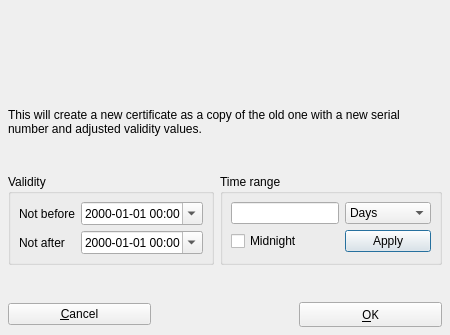
Old version of the form ui/CertExtend.ui in the repository chris2511/xca.
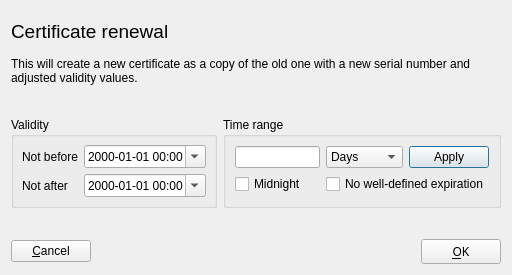
New version of the form. Custom widgets are drawn as their Qt base class.

The edit to the form file:
```diff
--- a/ui/CertExtend.ui
+++ b/ui/CertExtend.ui
@@ -1,50 +1,38 @@
 <ui version="4.0" >
  <class>CertExtend</class>
- <widget class="QDialog" name="CertExtend" >
-  <property name="geometry" >
+ <widget class="QDialog" name="CertExtend">
+  <property name="geometry">
    <rect>
     <x>0</x>
     <y>0</y>
-    <width>450</width>
-    <height>335</height>
+    <width>512</width>
+    <height>275</height>
    </rect>
   </property>
   <property name="windowTitle" >
    <string/>
   </property>
-  <layout class="QVBoxLayout" >
-   <property name="spacing" >
-    <number>6</number>
-   </property>
-   <property name="leftMargin" >
-    <number>8</number>
-   </property>
-   <property name="topMargin" >
-    <number>8</number>
-   </property>
-   <property name="rightMargin" >
-    <number>8</number>
-   </property>
-   <property name="bottomMargin" >
-    <number>8</number>
-   </property>
+  <layout class="QVBoxLayout" name="verticalLayout">
    <item>
-    <layout class="QHBoxLayout" >
-     <property name="spacing" >
-      <number>6</number>
-     </property>
-     <property name="leftMargin" >
-      <number>0</number>
-     </property>
-     <property name="topMargin" >
-      <number>0</number>
-     </property>
-     <property name="rightMargin" >
-      <number>0</number>
-     </property>
-     <property name="bottomMargin" >
-      <number>0</number>
-     </property>
+    <layout class="QHBoxLayout" name="horizontalLayout">
+     <item>
+      <widget class="QLabel" name="capt">
+       <property name="font">
+        <font>
+         <family>Arial</family>
+         <pointsize>14</pointsize>
+         <weight>50</weight>
+         <italic>false</italic>
+         <bold>false</bold>
+         <underline>false</underline>
+         <strikeout>false</strikeout>
+        </font>
+       </property>
+       <property name="text">
+        <string>Certificate renewal</string>
+       </property>
+      </widget>
+     </item>
      <item>
       <spacer>
        <property name="orientation" >
@@ -53,48 +41,38 @@
        <property name="sizeType" >
         <enum>QSizePolicy::Expanding</enum>
        </property>
-       <property name="sizeHint" >
+       <property name="sizeHint" stdset="0">
         <size>
-         <width>20</width>
+         <width>78</width>
          <height>20</height>
         </size>
        </property>
       </spacer>
      </item>
      <item>
-      <widget class="QLabel" name="image" >
-       <property name="minimumSize" >
+      <widget class="QLabel" name="image">
+       <property name="minimumSize">
         <size>
-         <width>200</width>
-         <height>94</height>
+         <width>95</width>
+         <height>40</height>
         </size>
        </property>
-       <property name="scaledContents" >
+       <property name="maximumSize">
+        <size>
+         <width>95</width>
+         <height>40</height>
+        </size>
+       </property>
+       <property name="scaledContents">
         <bool>true</bool>
        </property>
       </widget>
      </item>
-     <item>
-      <spacer>
-       <property name="orientation" >
-        <enum>Qt::Horizontal</enum>
-       </property>
-       <property name="sizeType" >
-        <enum>QSizePolicy::Expanding</enum>
-       </property>
-       <property name="sizeHint" >
-        <size>
-         <width>20</width>
-         <height>20</height>
-        </size>
-       </property>
-      </spacer>
-     </item>
     </layout>
    </item>
    <item>
-    <widget class="QLabel" name="TextLabel1" >
-     <property name="text" >
+    <widget class="QLabel" name="TextLabel1">
+     <property name="text">
       <string>This will create a new certificate as a copy of the old one with a new serial number and adjusted validity values.</string>
      </property>
      <property name="wordWrap" >
@@ -104,13 +82,13 @@
    </item>
    <item>
     <spacer>
-     <property name="orientation" >
+     <property name="orientation">
       <enum>Qt::Vertical</enum>
      </property>
      <property name="sizeType" >
       <enum>QSizePolicy::Expanding</enum>
      </property>
-     <property name="sizeHint" >
+     <property name="sizeHint" stdset="0">
       <size>
        <width>368</width>
        <height>16</height>
@@ -119,102 +97,72 @@
     </spacer>
    </item>
    <item>
-    <layout class="QHBoxLayout" >
-     <property name="spacing" >
+    <layout class="QHBoxLayout">
+     <property name="spacing">
       <number>6</number>
      </property>
-     <property name="leftMargin" >
-      <number>0</number>
-     </property>
-     <property name="topMargin" >
-      <number>0</number>
-     </property>
-     <property name="rightMargin" >
-      <number>0</number>
-     </property>
-     <property name="bottomMargin" >
+     <property name="margin">
       <number>0</number>
      </property>
      <item>
-      <widget class="QGroupBox" name="groupBox_2" >
-       <property name="title" >
+      <widget class="QGroupBox" name="groupBox_2">
+       <property name="title">
         <string>Validity</string>
        </property>
-       <layout class="QVBoxLayout" >
-        <property name="spacing" >
+       <layout class="QVBoxLayout">
+        <property name="spacing">
          <number>6</number>
         </property>
-        <property name="leftMargin" >
-         <number>8</number>
-        </property>
-        <property name="topMargin" >
-         <number>8</number>
-        </property>
-        <property name="rightMargin" >
-         <number>8</number>
-        </property>
-        <property name="bottomMargin" >
+        <property name="margin">
          <number>8</number>
         </property>
         <item>
-         <layout class="QGridLayout" >
-          <property name="leftMargin" >
+         <layout class="QGridLayout">
+          <property name="margin">
            <number>0</number>
           </property>
-          <property name="topMargin" >
-           <number>0</number>
-          </property>
-          <property name="rightMargin" >
-           <number>0</number>
-          </property>
-          <property name="bottomMargin" >
-           <number>0</number>
-          </property>
-          <property name="horizontalSpacing" >
+          <property name="spacing">
            <number>6</number>
           </property>
-          <property name="verticalSpacing" >
-           <number>6</number>
-          </property>
-          <item row="0" column="0" >
-           <widget class="QLabel" name="TextLabel1_2" >
-            <property name="text" >
+          <item row="0" column="0">
+           <widget class="QLabel" name="TextLabel1_2">
+            <property name="text">
              <string>Not before</string>
             </property>
            </widget>
           </item>
-          <item row="1" column="0" >
-           <widget class="QLabel" name="TextLabel2_4" >
-            <property name="text" >
+          <item row="1" column="0">
+           <widget class="QLabel" name="TextLabel2_4">
+            <property name="text">
              <string>Not after</string>
             </property>
            </widget>
           </item>
-          <item row="0" column="1" >
-			  <widget class="Validity" native="1" name="notBefore" >
-				  <property name="displayFormat" >
-					  <string>yyyy-MM-dd hh:mm</string>
-				  </property>
-				  <property name="calendarPopup" > 
-					  <bool>true</bool>
-				  </property>
-				  <property name="timeSpec" >
-					  <enum>Qt::UTC</enum>
-				  </property>
-			  </widget>
+          <item row="0" column="1">
+           <widget class="Validity" name="notBefore">
+            <property name="displayFormat">
+             <string>yyyy-MM-dd hh:mm</string>
+            </property>
+            <property name="calendarPopup">
+             <bool>true</bool>
+            </property>
+            <property name="timeSpec">
+             <enum>Qt::UTC</enum>
+            </property>
+           </widget>
           </item>
-          <item row="1" column="1" >
-			  <widget class="Validity" native="1" name="notAfter">
-				  <property name="displayFormat" >
-					  <string>yyyy-MM-dd hh:mm</string>
-				  </property>
-				  <property name="calendarPopup" > 
-					  <bool>true</bool>
-				  </property>
-				  <property name="timeSpec" >
-					  <enum>Qt::UTC</enum>
-				  </property>
-			  </widget>
+          <item row="1" column="1">
+           <widget class="Validity" name="notAfter">
+            <property name="displayFormat">
+             <string>yyyy-MM-dd hh:mm</string>
+            </property>
+            <property name="calendarPopup">
+             <bool>true</bool>
+            </property>
+            <property name="timeSpec">
+             <enum>Qt::UTC</enum>
+            </property>
+           </widget>
           </item>
          </layout>
         </item>
@@ -222,31 +170,16 @@
       </widget>
      </item>
      <item>
-      <widget class="QGroupBox" name="groupBox" >
-       <property name="title" >
+      <widget class="QGroupBox" name="groupBox">
+       <property name="title">
         <string>Time range</string>
        </property>
-       <layout class="QGridLayout" >
-        <property name="leftMargin" >
-         <number>8</number>
-        </property>
-        <property name="topMargin" >
-         <number>8</number>
-        </property>
-        <property name="rightMargin" >
-         <number>8</number>
-        </property>
-        <property name="bottomMargin" >
-         <number>8</number>
-        </property>
-        <property name="horizontalSpacing" >
-         <number>6</number>
-        </property>
-        <property name="verticalSpacing" >
-         <number>6</number>
-        </property>
-        <item row="0" column="1" >
-         <widget class="QComboBox" name="validRange" >
+       <layout class="QGridLayout" name="gridLayout">
+        <item row="0" column="0">
+         <widget class="QLineEdit" name="validNumber"/>
+        </item>
+        <item row="0" column="1">
+         <widget class="QComboBox" name="validRange">
           <item>
            <property name="text" >
             <string>Days</string>
@@ -264,29 +197,27 @@
           </item>
          </widget>
         </item>
-        <item row="1" column="0" >
-         <widget class="QCheckBox" name="midnightCB" >
-          <property name="text" >
-           <string>Midnight</string>
-          </property>
-         </widget>
-        </item>
-        <item row="0" column="0" >
-         <widget class="QLineEdit" name="validNumber" />
-        </item>
-        <item row="1" column="1" >
-         <widget class="QPushButton" name="applyTime" >
-          <property name="sizePolicy" >
-           <sizepolicy vsizetype="Preferred" hsizetype="Expanding" >
-            <horstretch>0</horstretch>
-            <verstretch>0</verstretch>
-           </sizepolicy>
-          </property>
-          <property name="text" >
+        <item row="0" column="2">
+         <widget class="QPushButton" name="applyTime">
+          <property name="text">
            <string>Apply</string>
           </property>
          </widget>
         </item>
+        <item row="1" column="0">
+         <widget class="QCheckBox" name="midnightCB">
+          <property name="text">
+           <string>Midnight</string>
+          </property>
+         </widget>
+        </item>
+        <item row="1" column="1" colspan="2">
+         <widget class="QCheckBox" name="noWellDefinedExpDate">
+          <property name="text">
+           <string>No well-defined expiration</string>
+          </property>
+         </widget>
+        </item>
        </layout>
       </widget>
      </item>
@@ -294,13 +225,13 @@
    </item>
    <item>
     <spacer>
-     <property name="orientation" >
+     <property name="orientation">
       <enum>Qt::Vertical</enum>
      </property>
      <property name="sizeType" >
       <enum>QSizePolicy::Expanding</enum>
      </property>
-     <property name="sizeHint" >
+     <property name="sizeHint" stdset="0">
       <size>
        <width>368</width>
        <height>16</height>
@@ -309,31 +240,16 @@
     </spacer>
    </item>
    <item>
-    <layout class="QHBoxLayout" >
-     <property name="spacing" >
+    <layout class="QHBoxLayout">
+     <property name="spacing">
       <number>6</number>
      </property>
-     <property name="leftMargin" >
-      <number>0</number>
-     </property>
-     <property name="topMargin" >
-      <number>0</number>
-     </property>
-     <property name="rightMargin" >
-      <number>0</number>
-     </property>
-     <property name="bottomMargin" >
+     <property name="margin">
       <number>0</number>
      </property>
      <item>
-      <widget class="QPushButton" name="PushButton3" >
-       <property name="sizePolicy" >
-        <sizepolicy vsizetype="Fixed" hsizetype="Expanding" >
-         <horstretch>0</horstretch>
-         <verstretch>0</verstretch>
-        </sizepolicy>
-       </property>
-       <property name="text" >
+      <widget class="QPushButton" name="PushButton3">
+       <property name="text">
         <string>&amp;Cancel</string>
        </property>
        <property name="shortcut" >
@@ -343,13 +259,13 @@
      </item>
      <item>
       <spacer>
-       <property name="orientation" >
+       <property name="orientation">
         <enum>Qt::Horizontal</enum>
        </property>
-       <property name="sizeType" >
+       <property name="sizeType">
         <enum>QSizePolicy::Expanding</enum>
        </property>
-       <property name="sizeHint" >
+       <property name="sizeHint" stdset="0">
         <size>
          <width>20</width>
          <height>20</height>
@@ -358,14 +274,8 @@
       </spacer>
      </item>
      <item>
-      <widget class="QPushButton" name="PushButton2" >
-       <property name="sizePolicy" >
-        <sizepolicy vsizetype="Fixed" hsizetype="Expanding" >
-         <horstretch>0</horstretch>
-         <verstretch>0</verstretch>
-        </sizepolicy>
-       </property>
-       <property name="font" >
+      <widget class="QPushButton" name="PushButton2">
+       <property name="font">
         <font>
          <family>Sans Serif</family>
          <pointsize>9</pointsize>
```
Left out of the diff: 87 changed lines with no effect on the pictures.
